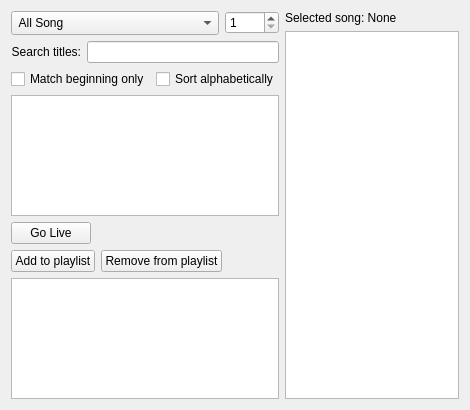
Above: src/songwidget.ui from SoftProjector/src before the change. Below: the same form after it.
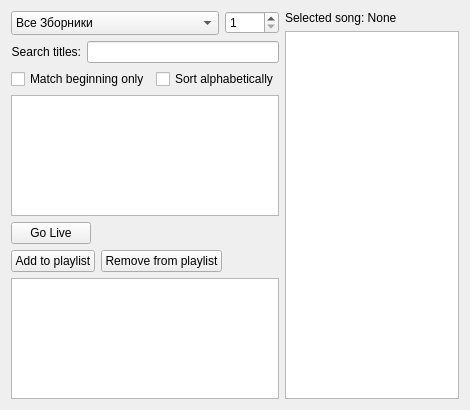
That is the form after the change.

Commit message: Some changes for changing the song table from a list to a table. Only part of the work was completed.

```diff
--- a/src/songwidget.ui
+++ b/src/songwidget.ui
@@ -43,7 +43,7 @@
          </property>
          <item>
           <property name="text">
-           <string> All Song</string>
+           <string>Все Зборники</string>
           </property>
          </item>
          <item>
```
Left out of the diff: 28 changed lines with no effect on the pictures. The commit also changes 6 other files.
